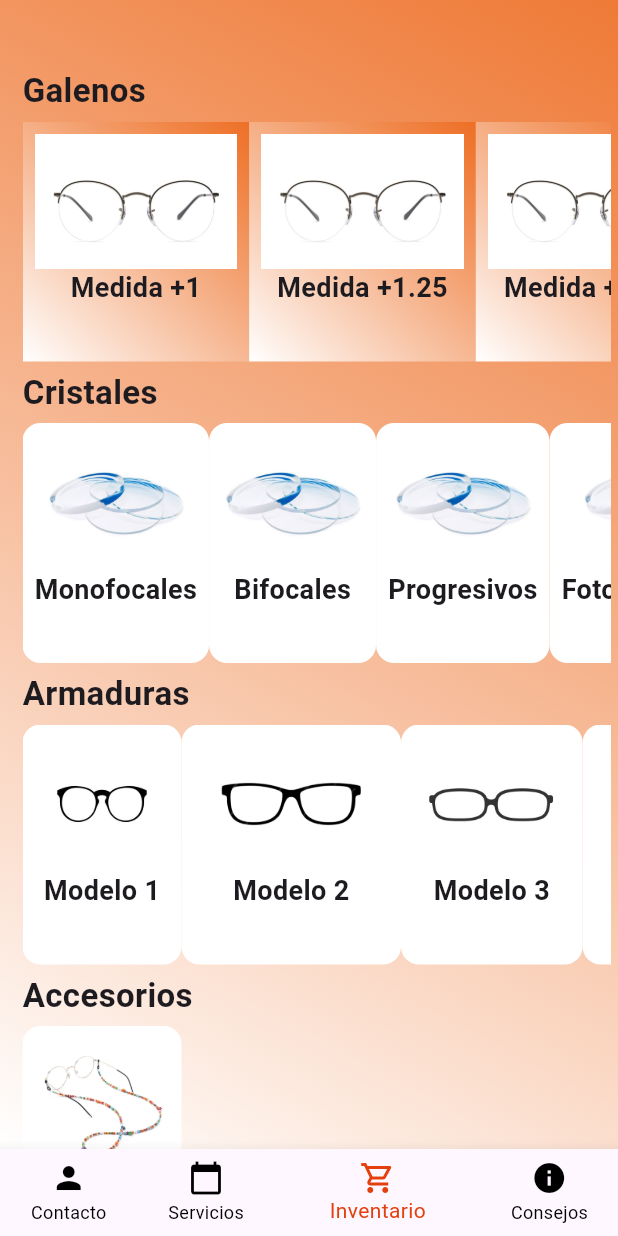
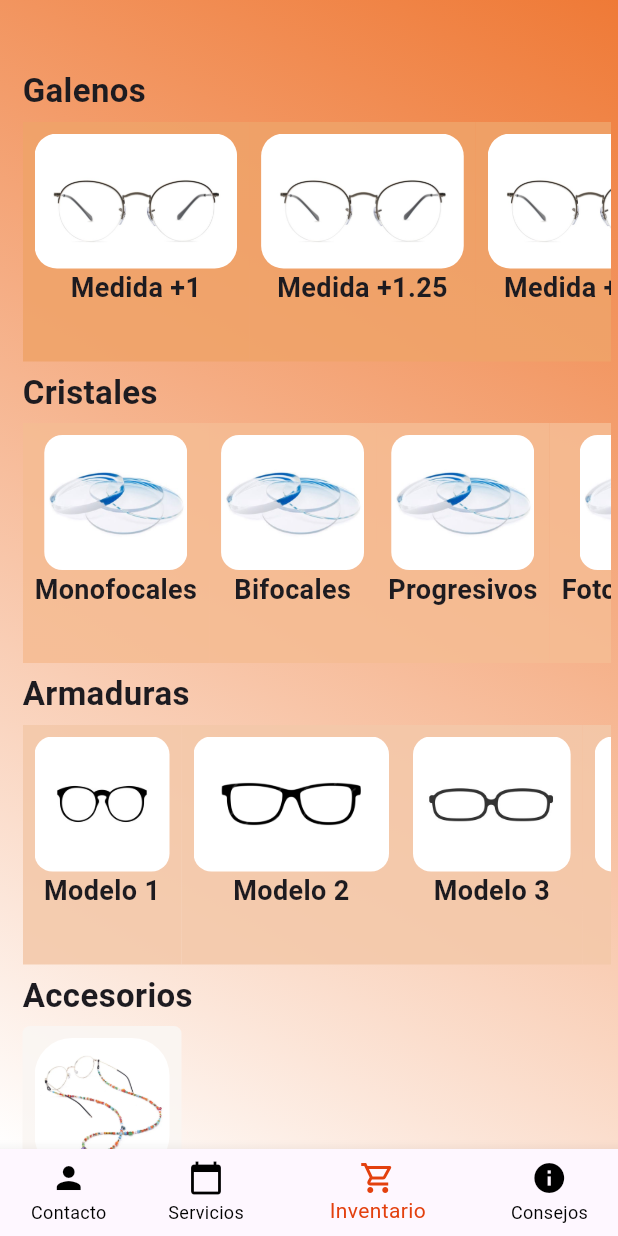
Before and after one commit to Forbidden9/glasses_app, a Flutter app: the screen it shows after launch, item 3 of the bottom bar chosen, on a phone screen of 412 x 824 dp. Run offline on Flutter 3.47's test engine with Material 2 defaults, Android fonts, the phone set to English and light mode, and no system bars; drawn by our look-alikes of flutter_animate; our stand-ins replace gap, google_maps_flutter.

Commit message:
[Stocks] - Fixed gradient background and cliprect to image.

```diff
--- a/lib/pages/stock/data_stock.dart
+++ b/lib/pages/stock/data_stock.dart
@@ -34,15 +34,8 @@ class DataGalenoFee extends StatelessWidget {
   Widget build(BuildContext context) {
     return Container(
       decoration: const BoxDecoration(
-          gradient: LinearGradient(
-            begin: Alignment.topRight,
-            end: Alignment.bottomLeft,
-            colors: [
-              aBackgroundColor,
-              Colors.white,
-            ],
-          )
-        ),
+        color: Color.fromARGB(223, 239, 163, 105),
+      ),
       child: Padding(
         padding: const EdgeInsets.all(8.0),
         child: Row(
@@ -50,7 +43,10 @@ class DataGalenoFee extends StatelessWidget {
           children: [
             Column(
               children: [
-                Image.asset("lib/images/stock/galenos.jpg", height: 90,),
+                ClipRRect(
+                  borderRadius: const BorderRadius.all(Radius.circular(15)),
+                  child: Image.asset("lib/images/stock/galenos.jpg",height: 90,fit: BoxFit.fill)
+                ),
                 Text(name, style: const TextStyle(fontWeight: FontWeight.bold, fontSize: 18)),
               ],
             )
@@ -68,9 +64,8 @@ class DataCristalFee extends StatelessWidget {
   @override
   Widget build(BuildContext context) {
     return Container(
-      decoration: BoxDecoration(
-        color: bBackgroundColor,
-        borderRadius: BorderRadius.circular(12),
+      decoration: const BoxDecoration(
+        color: Color.fromARGB(223, 245, 188, 147),
       ),
       child: Padding(
         padding: const EdgeInsets.all(8.0),
@@ -78,7 +73,10 @@ class DataCristalFee extends StatelessWidget {
           mainAxisAlignment: MainAxisAlignment.spaceAround,
           children: [Column(
               children: [
-                Image.asset("lib/images/stock/cristales.jpg",height: 90,),
+                ClipRRect(
+                  borderRadius: const BorderRadius.all(Radius.circular(12)),
+                  child: Image.asset("lib/images/stock/cristales.jpg",height: 90,fit: BoxFit.fill)
+                ),
                 Text(name, style: const TextStyle(fontWeight: FontWeight.bold, fontSize: 18)),
               ],
             )
@@ -98,9 +96,8 @@ class DataArmorFee extends StatelessWidget {
   @override
   Widget build(BuildContext context) {
     return Container(
-      decoration: BoxDecoration(
-        color: bBackgroundColor,
-        borderRadius: BorderRadius.circular(12),
+      decoration: const BoxDecoration(
+        color: Color.fromARGB(223, 243, 200, 169),
       ),
       child: Padding(
         padding: const EdgeInsets.all(8.0),
@@ -108,7 +105,10 @@ class DataArmorFee extends StatelessWidget {
           mainAxisAlignment: MainAxisAlignment.spaceAround,
           children: [Column(
               children: [
-                Image.asset(image,height: 90,),
+                ClipRRect(
+                  borderRadius: const BorderRadius.all(Radius.circular(12)),
+                  child: Image.asset(image,height: 90,fit: BoxFit.fill)
+                ),
                 Text(name, style: const TextStyle(fontWeight: FontWeight.bold, fontSize: 18)),
               ],
             )
@@ -128,18 +128,19 @@ class DataAccesorioFee extends StatelessWidget {
   Widget build(BuildContext context) {
     return Container(
       decoration: BoxDecoration(
-        color: bBackgroundColor,
-        borderRadius: BorderRadius.circular(12),
+        color: const Color.fromARGB(224, 250, 246, 243),
+        borderRadius: BorderRadius.circular(5),
       ),
       child: Padding(
           padding: const EdgeInsets.all(8.0),
           child: Row(
             mainAxisAlignment: MainAxisAlignment.spaceAround,
             children: [Column(
-              children: [
-                Image.asset("lib/images/stock/colgante.webp", height: 90,),
-                Text(name, style: const TextStyle(
-                    fontWeight: FontWeight.bold, fontSize: 18)),
+              children: [ClipRRect(
+                  borderRadius: const BorderRadius.all(Radius.circular(25)),
+                  child: Image.asset("lib/images/stock/colgante.webp",height: 90,fit: BoxFit.fill)
+                ),
+                Text(name, style: const TextStyle(fontWeight: FontWeight.bold, fontSize: 18)),
               ],
             )
             ],
```
